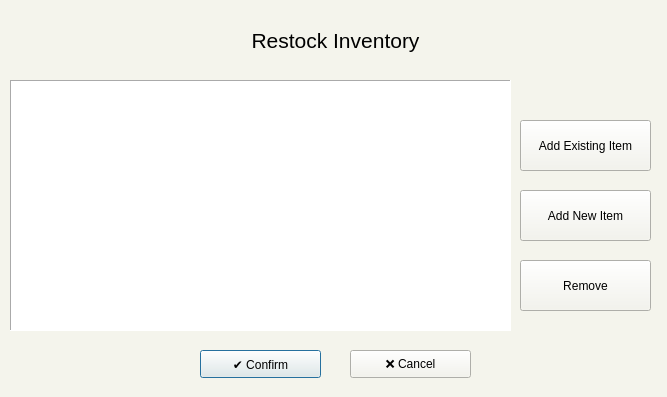
Old version of the form restock.ui in the repository ongchangco/Economystique2.
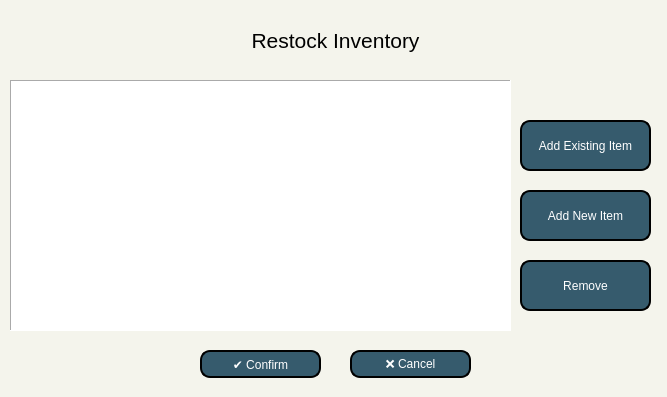
New version of the form. Icons and pictures are not drawn.

Patch:
```diff
--- a/restock.ui
+++ b/restock.ui
@@ -29,6 +29,24 @@
      <height>28</height>
     </rect>
    </property>
+   <property name="styleSheet">
+    <string notr="true">QPushButton{
+	background: #365b6d;
+	color: white;
+	border-style: outset;
+	border-width: 2px;
+	border-radius:10px;
+	border-color: black;
+}
+QPushButton:hover {
+    background-color: #53786d;
+	border: 2px solid black;
+}
+QPushButton:pressed {
+    border-style: inset;
+    background-color: #365b6d;
+}</string>
+   </property>
    <property name="text">
     <string>✔️ Confirm</string>
    </property>
@@ -42,6 +60,24 @@
      <height>28</height>
     </rect>
    </property>
+   <property name="styleSheet">
+    <string notr="true">QPushButton{
+	background: #365b6d;
+	color: white;
+	border-style: outset;
+	border-width: 2px;
+	border-radius:10px;
+	border-color: black;
+}
+QPushButton:hover {
+    background-color: #53786d;
+	border: 2px solid black;
+}
+QPushButton:pressed {
+    border-style: inset;
+    background-color: #365b6d;
+}</string>
+   </property>
    <property name="text">
     <string>❌ Cancel</string>
    </property>
@@ -76,6 +112,24 @@
      <height>51</height>
     </rect>
    </property>
+   <property name="styleSheet">
+    <string notr="true">QPushButton{
+	background: #365b6d;
+	color: white;
+	border-style: outset;
+	border-width: 2px;
+	border-radius:10px;
+	border-color: black;
+}
+QPushButton:hover {
+    background-color: #53786d;
+	border: 2px solid black;
+}
+QPushButton:pressed {
+    border-style: inset;
+    background-color: #365b6d;
+}</string>
+   </property>
    <property name="text">
     <string>Remove</string>
    </property>
@@ -93,6 +147,24 @@
      <height>51</height>
     </rect>
    </property>
+   <property name="styleSheet">
+    <string notr="true">QPushButton{
+	background: #365b6d;
+	color: white;
+	border-style: outset;
+	border-width: 2px;
+	border-radius:10px;
+	border-color: black;
+}
+QPushButton:hover {
+    background-color: #53786d;
+	border: 2px solid black;
+}
+QPushButton:pressed {
+    border-style: inset;
+    background-color: #365b6d;
+}</string>
+   </property>
    <property name="text">
     <string>Add New Item</string>
    </property>
@@ -138,6 +210,24 @@
      <height>51</height>
     </rect>
    </property>
+   <property name="styleSheet">
+    <string notr="true">QPushButton{
+	background: #365b6d;
+	color: white;
+	border-style: outset;
+	border-width: 2px;
+	border-radius:10px;
+	border-color: black;
+}
+QPushButton:hover {
+    background-color: #53786d;
+	border: 2px solid black;
+}
+QPushButton:pressed {
+    border-style: inset;
+    background-color: #365b6d;
+}</string>
+   </property>
    <property name="text">
     <string>Add Existing Item</string>
    </property>
```
Left out of the diff: 12 changed lines with no effect on the pictures.
